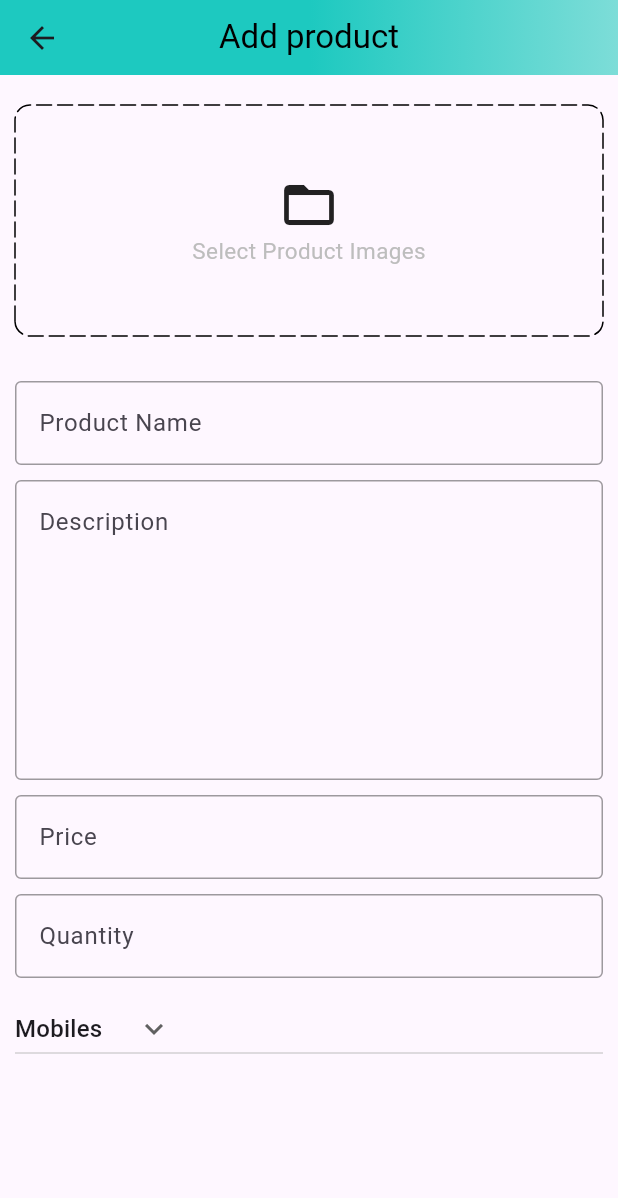
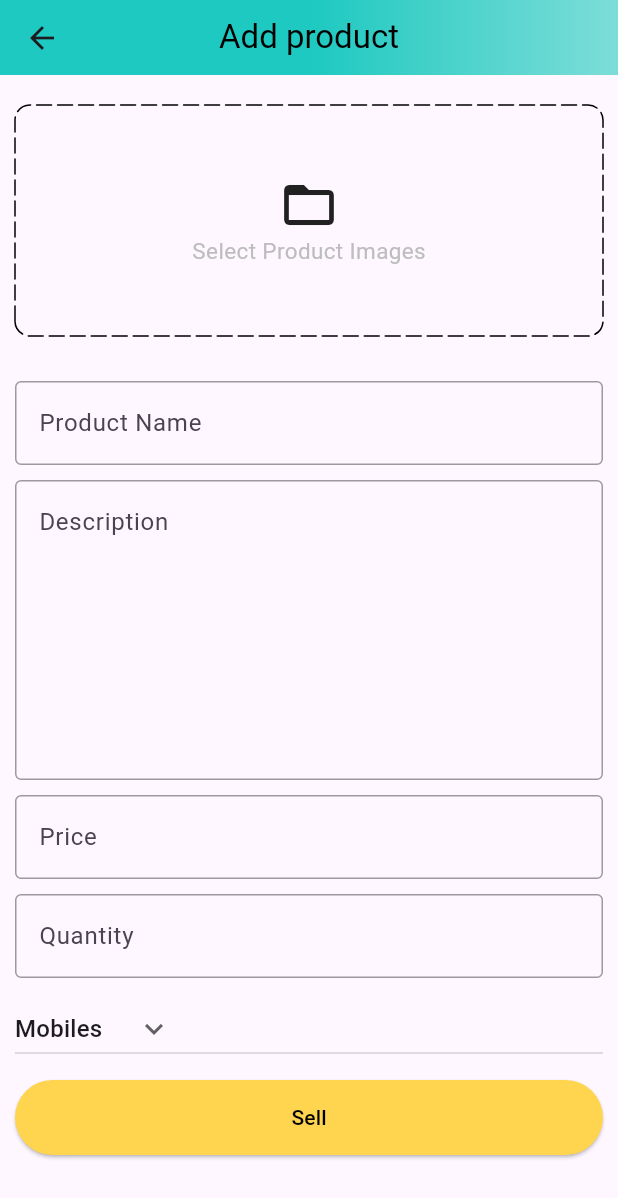
Before and after one commit to Abood2284/amazon_clone, a Flutter app: the AddProductScreen screen opened by its route, on a phone screen of 412 x 824 dp. Shown: the top 1198 px of the screen. Run offline on Flutter 3.47's test engine with Material 2 defaults, Android fonts, the phone set to English and light mode, and no system bars; drawn by our look-alikes of dotted_border; our stand-ins replace badges, carousel_slider, file_picker, shared_preferences; missing offline and left inert: shared_preferences_web; accounts and stored records are empty.

```diff
--- a/lib/common/custom_button.dart
+++ b/lib/common/custom_button.dart
@@ -1,18 +1,26 @@
 import 'package:flutter/material.dart';
 
 class CustomButton extends StatelessWidget {
-  const CustomButton({Key? key, required this.text, required this.onTap})
+  const CustomButton(
+      {Key? key, required this.text, required this.onTap, this.color})
       : super(key: key);
   final String text;
   final VoidCallback onTap;
+  final Color? color;
 
   @override
   Widget build(BuildContext context) {
     return ElevatedButton(
       onPressed: onTap,
       style: ElevatedButton.styleFrom(
-          minimumSize: const Size(double.infinity, 50)),
-      child: Text(text),
+          minimumSize: const Size(double.infinity, 50),
+          primary: Colors.amber[300]),
+      child: Text(
+        text,
+        style: TextStyle(
+          color: color == null ? Colors.black : Colors.white,
+        ),
+      ),
     );
   }
 }
--- a/lib/features/admin/screens/add_product_screen.dart
+++ b/lib/features/admin/screens/add_product_screen.dart
@@ -1,4 +1,9 @@
+import 'dart:io';
+
+import 'package:amazon_clone/common/custom_button.dart';
 import 'package:amazon_clone/common/widgets/custom_text_field.dart';
+import 'package:amazon_clone/constants/utils.dart';
+import 'package:carousel_slider/carousel_slider.dart';
 import 'package:flutter/material.dart';
 import 'package:dotted_border/dotted_border.dart';
 
@@ -21,7 +26,7 @@ class _AddProductScreenState extends State<AddProductScreen> {
   @override
   void dispose() {
     productNameController.dispose();
-    productNameController.dispose();
+    productDescriptionController.dispose();
     productPriceController.dispose();
     productQuantityController.dispose();
     super.dispose();
@@ -37,6 +42,15 @@ class _AddProductScreenState extends State<AddProductScreen> {
     'Books',
     'Fashion',
   ];
+
+  List<File> _images = [];
+
+  void _selectImage() async {
+    var res = await pickImage();
+    setState(() {
+      _images = res;
+    });
+  }
 
   @override
   Widget build(BuildContext context) {
@@ -67,7 +81,26 @@ class _AddProductScreenState extends State<AddProductScreen> {
                 const SizedBox(
                   height: 20,
                 ),
-                DottedBorder(
+                _images.isNotEmpty
+                    ? CarouselSlider(
+                        items: _images.map((e) {
+                          return Builder(
+                            builder: (BuildContext context) => Image.file(
+                              e,
+                              fit: BoxFit.cover,
+                              height: 200,
+                            ),
+                          );
+                        }).toList(),
+                        options: CarouselOptions(
+                          // So that it takes up the full height
+                          viewportFraction: 1,
+                          height: 200,
+                        ),
+                      )
+                    : GestureDetector(
+                        onTap: _selectImage,
+                        child: DottedBorder(
                           borderType: BorderType.RRect,
                           radius: const Radius.circular(10),
                           dashPattern: const [10, 4],
@@ -93,6 +126,7 @@ class _AddProductScreenState extends State<AddProductScreen> {
                                   ),
                                 ),
                               ],
+                            ),
                           ),
                         ),
                       ),
@@ -132,6 +166,8 @@ class _AddProductScreenState extends State<AddProductScreen> {
                         });
                       }),
                 ),
+                const SizedBox(height: 10),
+                CustomButton(text: 'Sell', onTap: () {}),
               ],
             ),
           ),
--- a/lib/generated_plugin_registrant.dart
+++ b/lib/generated_plugin_registrant.dart
@@ -6,12 +6,14 @@
 // ignore_for_file: lines_longer_than_80_chars
 // ignore_for_file: depend_on_referenced_packages
 
+import 'package:file_picker/_internal/file_picker_web.dart';
 import 'package:shared_preferences_web/shared_preferences_web.dart';
 
 import 'package:flutter_web_plugins/flutter_web_plugins.dart';
 
 // ignore: public_member_api_docs
 void registerPlugins(Registrar registrar) {
+  FilePickerWeb.registerWith(registrar);
   SharedPreferencesPlugin.registerWith(registrar);
   registrar.registerMessageHandler();
 }
--- a/pubspec.yaml
+++ b/pubspec.yaml
@@ -40,6 +40,7 @@ dependencies:
   badges: ^2.0.3
   carousel_slider: ^4.1.1
   dotted_border: ^2.0.0+2
+  file_picker: ^4.6.1
 
 dev_dependencies:
   flutter_test:
```
Also changed, not shown: lib/constants/utils.dart (+22 -0 lines), 2 other files. Lines whose indentation alone changed are shown as unchanged.
